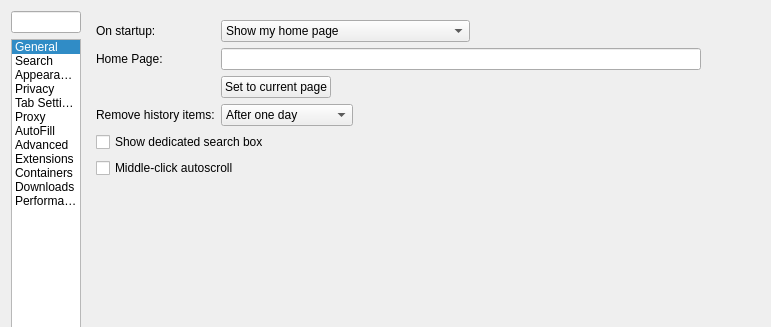
This is src/settings.ui in IT-Space-2026/arktos as Qt 5 draws it before an edit; both pictures show x 0 to 771 and y 0 to 327 of the 771 by 1424 pixel window. The edited form follows.
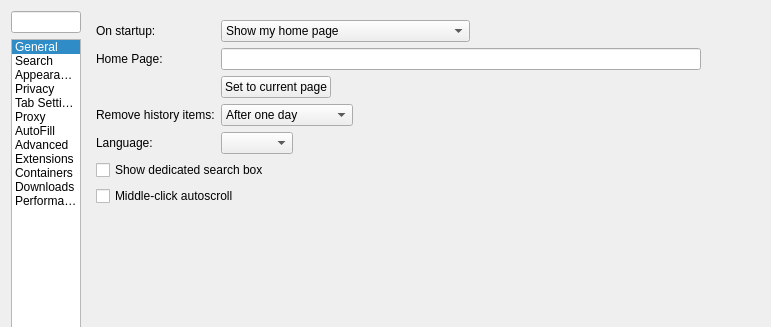
This is the edited form. Custom widgets are drawn as their Qt base class.

Commit message: LANG01: inline language selector in Preferences > General

What changed in the file:
```diff
--- a/src/settings.ui
+++ b/src/settings.ui
@@ -296,7 +296,33 @@
          </item>
         </widget>
        </item>
-       <item row="4" column="0" colspan="3">
+       <item row="4" column="0">
+        <widget class="QLabel" name="languageLabel">
+         <property name="text">
+          <string>Language:</string>
+         </property>
+         <property name="alignment">
+          <set>Qt::AlignLeft|Qt::AlignVCenter</set>
+         </property>
+         <property name="buddy">
+          <cstring>languageCombo</cstring>
+         </property>
+        </widget>
+       </item>
+       <item row="4" column="1" colspan="2">
+        <widget class="QComboBox" name="languageCombo">
+         <property name="sizePolicy">
+          <sizepolicy hsizetype="Maximum" vsizetype="Fixed">
+           <horstretch>0</horstretch>
+           <verstretch>0</verstretch>
+          </sizepolicy>
+         </property>
+         <property name="accessibleName">
+          <string>Application language</string>
+         </property>
+        </widget>
+       </item>
+       <item row="5" column="0" colspan="3">
         <widget class="QCheckBox" name="showSearchBox">
          <property name="toolTip">
           <string>Show a dedicated search box next to the location bar. When hidden, searches go through the location bar.</string>
```
The commit also changes 10 other files.
